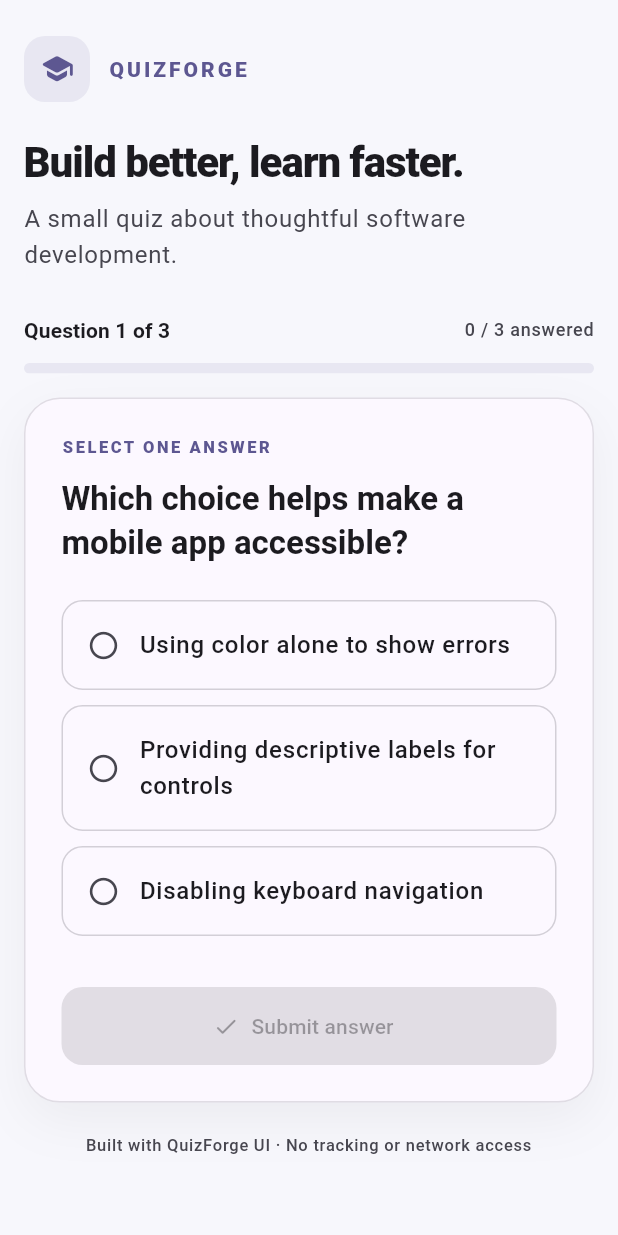
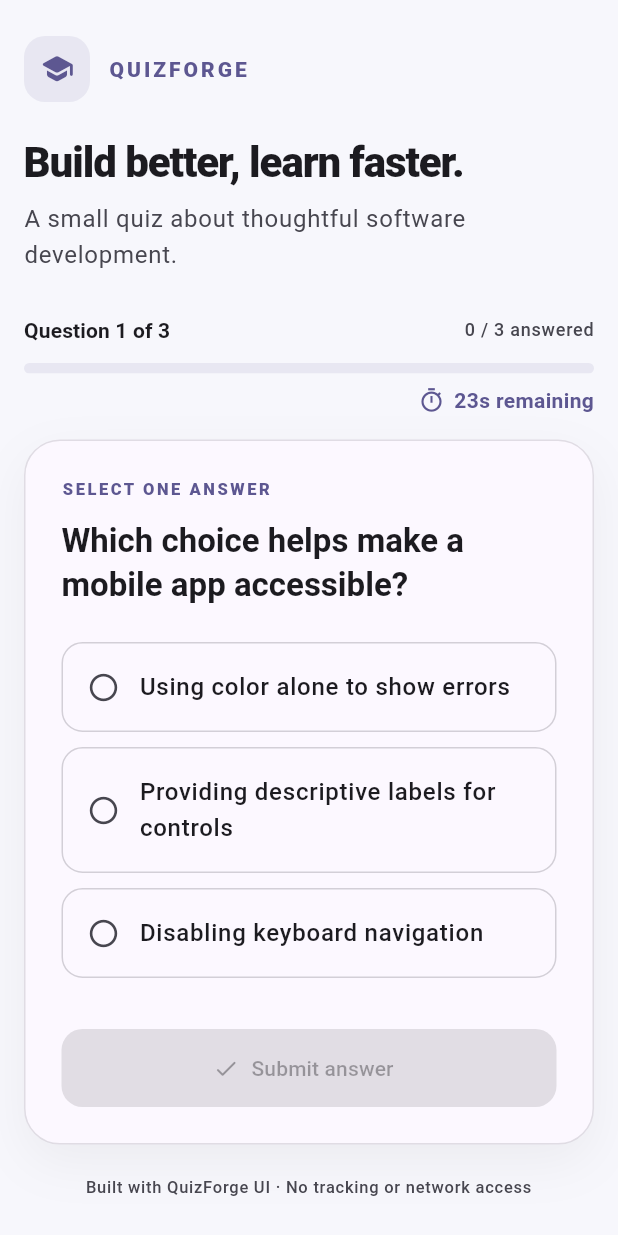
Before and after one commit to jamesjoycewatches-boop/quizforge_ui, a Flutter app: the screen it shows after launch, on a phone screen of 412 x 824 dp. Run offline on Flutter 3.47's test engine with Material 3 defaults, Android fonts, the phone set to English and light mode, and no system bars.

```diff
--- a/example/lib/main.dart
+++ b/example/lib/main.dart
@@ -44,7 +44,12 @@ class _DemoHomeState extends State<DemoHome> {
   @override
   void initState() {
     super.initState();
-    controller = QuizController(questions: demoQuestions);
+
+controller = QuizController(
+  questions: demoQuestions,
+  questionTimeLimit: const Duration(seconds: 30),
+);
+
   }
 
   @override
```
